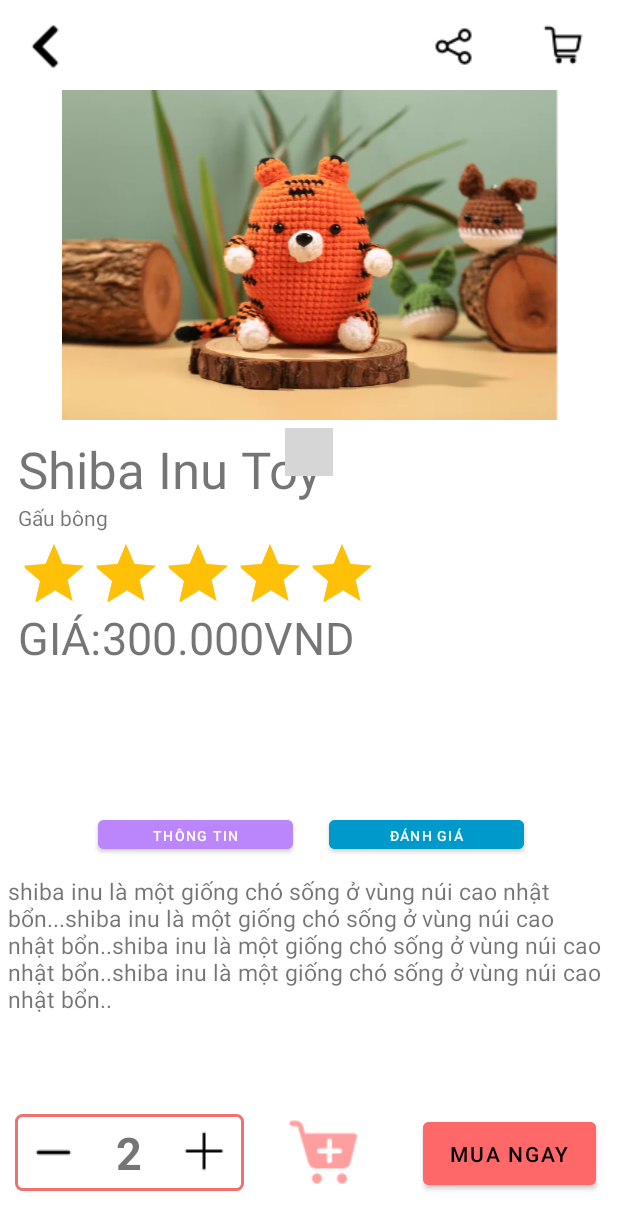
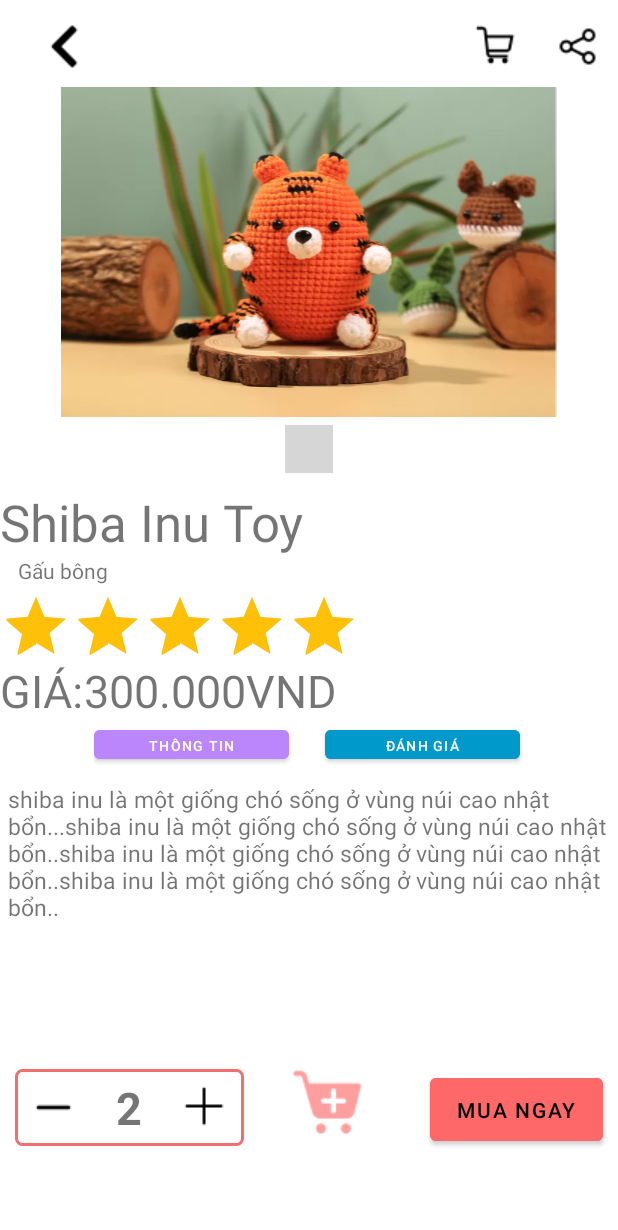
Before and after one commit to tuyetlnhh/mobile_app_lena, an Android app: the ProductDetailActivity screen opened directly, with no data from a screen before it, on a phone screen of 412 x 824 dp. Shown: the top 1230 px of the screen. Run offline under Robolectric (Android 15) with nearby library versions, the phone set to English and light mode, and no system bars; libraries missing offline, so code that uses them is left out: com.tbuonomo.viewpagerdotsindicator; plain views replace DotsIndicator; 2 statements that could not run were skipped; grey boxes are pictures that could not be loaded.

Commit message:
refactor product_detail layout

```diff
--- a/app/src/main/res/layout/product_detail.xml
+++ b/app/src/main/res/layout/product_detail.xml
@@ -1,11 +1,21 @@
 <?xml version="1.0" encoding="utf-8"?>
-<androidx.constraintlayout.widget.ConstraintLayout xmlns:android="http://schemas.android.com/apk/res/android"
+<ScrollView
+    xmlns:android="http://schemas.android.com/apk/res/android"
     xmlns:app="http://schemas.android.com/apk/res-auto"
     xmlns:tools="http://schemas.android.com/tools"
     android:layout_width="match_parent"
-    android:layout_height="match_parent">
+    android:layout_height="wrap_content">
+<LinearLayout
+    android:layout_width="match_parent"
+    android:layout_height="match_parent"
+    android:orientation="vertical">
 
+    <LinearLayout
+        android:layout_width="match_parent"
+        android:layout_height="wrap_content"
+        android:orientation="horizontal">
     <ImageButton
+        android:layout_weight="1"
         android:id="@+id/btnBack"
         android:layout_width="wrap_content"
         android:layout_height="wrap_content"
@@ -15,8 +25,14 @@
         android:contentDescription="@string/btnBackDescription"
         android:padding="12dp"
         android:src="@drawable/back_30px"
-        app:layout_constraintStart_toStartOf="parent"
-        app:layout_constraintTop_toTopOf="parent" />
+        />
+
+        <LinearLayout
+            android:layout_weight="8"
+            android:layout_width="wrap_content"
+            android:layout_height="wrap_content"
+            android:gravity="right"
+            android:orientation="horizontal">
 
             <ImageButton
                 android:id="@+id/btnGoToCart"
@@ -27,11 +43,7 @@
                 android:background="@color/white"
                 android:contentDescription="@string/btnBackDescription"
                 android:padding="12dp"
-        android:src="@drawable/shopping_cart_30px"
-        app:layout_constraintEnd_toEndOf="parent"
-        app:layout_constraintHorizontal_bias="0.0"
-        app:layout_constraintStart_toEndOf="@+id/btnShareProduct"
-        app:layout_constraintTop_toTopOf="parent" />
+                android:src="@drawable/shopping_cart_30px" />
 
             <ImageButton
                 android:id="@+id/btnShareProduct"
@@ -41,43 +53,40 @@
                 android:background="@color/white"
                 android:contentDescription="@string/btnBackDescription"
                 android:padding="12dp"
-        android:src="@drawable/share_30px"
-        app:layout_constraintEnd_toEndOf="parent"
-        app:layout_constraintHorizontal_bias="0.77"
-        app:layout_constraintStart_toStartOf="parent"
-        app:layout_constraintTop_toTopOf="parent" />
+                android:src="@drawable/share_30px" />
+        </LinearLayout>
+    </LinearLayout>
+    <LinearLayout
+        android:layout_width="match_parent"
+        android:layout_height="wrap_content"
+        android:orientation="vertical"
+        android:layout_gravity="center">
 
     <androidx.viewpager.widget.ViewPager
         android:id="@+id/view_pager"
         android:layout_width="407dp"
         android:layout_height="220dp"
-        android:layout_marginTop="60dp"
-        app:layout_constraintBottom_toTopOf="@+id/textView"
-        app:layout_constraintEnd_toEndOf="parent"
-        app:layout_constraintHorizontal_bias="0.5"
-        app:layout_constraintStart_toStartOf="parent"
-        app:layout_constraintTop_toTopOf="parent"
-        app:layout_constraintVertical_bias="0.5" />
+        android:layout_gravity="center"
+       />
 
     <com.tbuonomo.viewpagerdotsindicator.DotsIndicator
         android:id="@+id/dots_indicator"
         android:layout_width="wrap_content"
         android:layout_height="wrap_content"
+        android:layout_marginTop="5dp"
         app:dotsColor="@color/main_color"
         app:dotsCornerRadius="8dp"
         app:dotsSize="8dp"
-        android:layout_marginTop="5dp"
         app:dotsSpacing="3dp"
         app:dotsWidthFactor="2.5"
-        app:layout_constraintEnd_toEndOf="parent"
-        app:layout_constraintHorizontal_bias="0.5"
-        app:layout_constraintStart_toStartOf="parent"
-
-        app:layout_constraintTop_toBottomOf="@id/view_pager"
         app:progressMode="true"
-        app:selectedDotColor="@color/main_color" />
-
-
+        app:selectedDotColor="@color/main_color"
+        android:layout_gravity="center"/>
+    </LinearLayout>
+    <LinearLayout
+        android:layout_width="match_parent"
+        android:layout_height="wrap_content"
+        android:orientation="vertical">
     <TextView
         android:id="@+id/textView"
         android:layout_width="wrap_content"
@@ -85,41 +94,53 @@
         android:layout_marginTop="10dp"
         android:text="Shiba Inu Toy"
         android:textSize="34sp"
-        app:layout_constraintEnd_toEndOf="parent"
-        app:layout_constraintHorizontal_bias="0.057"
-        app:layout_constraintStart_toStartOf="parent"
-        app:layout_constraintTop_toBottomOf="@+id/view_pager" />
+        />
+        <TextView
+            android:id="@+id/tvProductType"
+            android:layout_width="wrap_content"
+            android:layout_height="wrap_content"
+            android:layout_marginStart="12dp"
+            android:text="Gấu bông" />
 
     <RatingBar
         android:id="@+id/ratingBar"
         android:layout_width="242dp"
         android:layout_height="46dp"
-        android:layout_marginStart="12dp"
         android:layout_marginTop="4dp"
         android:isIndicator="true"
         android:numStars="5"
         android:stepSize="0.5"
         android:theme="@style/RatingBar"
-        app:layout_constraintStart_toStartOf="parent"
-        app:layout_constraintTop_toBottomOf="@+id/textView2" />
-
+        />
+    <LinearLayout
+        android:layout_width="match_parent"
+        android:layout_height="wrap_content"
+        android:orientation="horizontal">
     <TextView
         android:id="@+id/tvPriceLabel"
         android:layout_width="wrap_content"
         android:layout_height="wrap_content"
         android:text="GIÁ:"
         android:textSize="30sp"
-        app:layout_constraintStart_toStartOf="@+id/ratingBar"
-        app:layout_constraintTop_toBottomOf="@+id/ratingBar" />
+        />
+    <TextView
+        android:id="@+id/tvProductPrice"
+        android:layout_width="wrap_content"
+        android:layout_height="38dp"
+        android:text="300.000VND"
+        android:textSize="30sp"
+        app:layout_constraintEnd_toEndOf="parent"
+        app:layout_constraintStart_toEndOf="@+id/tvPriceLabel"
+        app:layout_constraintTop_toTopOf="@+id/tvPriceLabel" />
+    </LinearLayout>
 
-    <TextView
-        android:id="@+id/textView2"
-        android:layout_width="wrap_content"
-        android:layout_height="wrap_content"
-        android:layout_marginStart="12dp"
-        android:text="Gấu bông"
-        app:layout_constraintStart_toStartOf="parent"
-        app:layout_constraintTop_toBottomOf="@+id/textView" />
+        </LinearLayout>
+
+    <LinearLayout
+        android:layout_width="286dp"
+        android:layout_height="32dp"
+        android:orientation="horizontal"
+        android:layout_gravity="center">
 
         <Button
             android:id="@+id/btnShowDescription"
@@ -128,12 +149,7 @@
             android:layout_marginBottom="252dp"
             android:backgroundTint="@drawable/custon_button_rounded_selected_state"
             android:text="Thông tin"
-        android:textSize="9sp"
-        app:layout_constraintBottom_toBottomOf="parent"
-        app:layout_constraintEnd_toEndOf="parent"
-        app:layout_constraintHorizontal_bias="0.231"
-        app:layout_constraintStart_toStartOf="parent" />
-
+            android:textSize="9sp" />
 
         <Button
             android:id="@+id/btnShowReviews"
@@ -143,44 +159,29 @@
             android:layout_marginBottom="252dp"
             android:backgroundTint="@drawable/custom_button_rouded"
             android:text="Đánh giá"
-        android:textSize="9sp"
-        app:layout_constraintBottom_toBottomOf="parent"
-        app:layout_constraintEnd_toEndOf="parent"
-        app:layout_constraintHorizontal_bias="0.0"
-        app:layout_constraintStart_toEndOf="@+id/btnShowDescription" />
+            android:textSize="9sp" />
+    </LinearLayout>
 
     <FrameLayout
         android:id="@+id/flFragment"
-        android:layout_width="409dp"
-        android:layout_height="138dp"
-        android:layout_marginBottom="112dp"
+        android:layout_width="match_parent"
+        android:layout_height="200dp"
         android:layout_weight="1"
         android:padding="5dp"
-        app:layout_constraintBottom_toBottomOf="parent"
-        app:layout_constraintEnd_toEndOf="parent"
-        app:layout_constraintHorizontal_bias="0.0"
-        app:layout_constraintStart_toStartOf="parent"
         tools:layout="@layout/fragment_product_description_" />
 
-    <TextView
-        android:id="@+id/tvProductPrice"
+<LinearLayout
+    android:weightSum="3"
+    android:layout_width="match_parent"
+    android:layout_height="wrap_content"
+    android:orientation="horizontal"
+    >
+    <LinearLayout
+        android:weightSum="1"
         android:layout_width="wrap_content"
-        android:layout_height="38dp"
-        android:text="300.000VND"
-        android:textSize="30sp"
-        app:layout_constraintStart_toEndOf="@+id/tvPriceLabel"
-        app:layout_constraintTop_toTopOf="@+id/tvPriceLabel" />
-
-    <androidx.constraintlayout.widget.ConstraintLayout
-        android:layout_width="match_parent"
-        android:layout_height="0dp"
-        app:layout_constraintBottom_toBottomOf="parent"
-        app:layout_constraintEnd_toEndOf="parent"
-        app:layout_constraintHorizontal_bias="0.5"
-        app:layout_constraintStart_toStartOf="parent"
-        app:layout_constraintTop_toBottomOf="@id/flFragment">
-
-
+        android:layout_height="wrap_content"
+        android:orientation="horizontal"
+        >
         <LinearLayout
             android:id="@+id/linearLayout"
             android:layout_width="wrap_content"
@@ -190,10 +191,7 @@
             android:elevation="8dp"
             android:orientation="horizontal"
             android:padding="5dp"
-            app:layout_constraintBottom_toBottomOf="parent"
-            app:layout_constraintStart_toStartOf="parent"
-            app:layout_constraintTop_toTopOf="parent">
-
+            >
             <ImageButton
                 android:id="@+id/btnIncrement"
                 android:layout_width="wrap_content"
@@ -228,41 +226,30 @@
 
 
         </LinearLayout>
+    </LinearLayout>
 
         <ImageButton
+            android:layout_weight="1"
+
             android:id="@+id/imageButton"
             android:layout_width="51dp"
             android:layout_height="46dp"
             android:layout_marginStart="28dp"
 
 
-            android:layout_marginBottom="32dp"
             android:background="@color/white"
             android:src="@drawable/add_shopping_cart_50px"
-            app:layout_constraintBottom_toBottomOf="parent"
-            app:layout_constraintStart_toEndOf="@+id/linearLayout" />
+           />
 
         <Button
             android:id="@+id/button2"
             android:layout_width="115dp"
             android:layout_height="54dp"
             android:layout_marginStart="40dp"
-            android:layout_marginBottom="28dp"
             android:backgroundTint="@color/main_color"
             android:text="Mua ngay"
             android:textColor="@color/black"
-            app:layout_constraintBottom_toBottomOf="parent"
-            app:layout_constraintStart_toEndOf="@+id/imageButton" />
-
-
-    </androidx.constraintlayout.widget.ConstraintLayout>
-
-    <androidx.constraintlayout.widget.Guideline
-        android:id="@+id/guideline"
-        android:layout_width="wrap_content"
-        android:layout_height="wrap_content"
-        android:orientation="horizontal"
-        app:layout_constraintGuide_begin="20dp" />
-
-
-</androidx.constraintlayout.widget.ConstraintLayout>
+           />
+</LinearLayout>
+</LinearLayout>
+</ScrollView>
```
Lines whose indentation alone changed are shown as unchanged.
